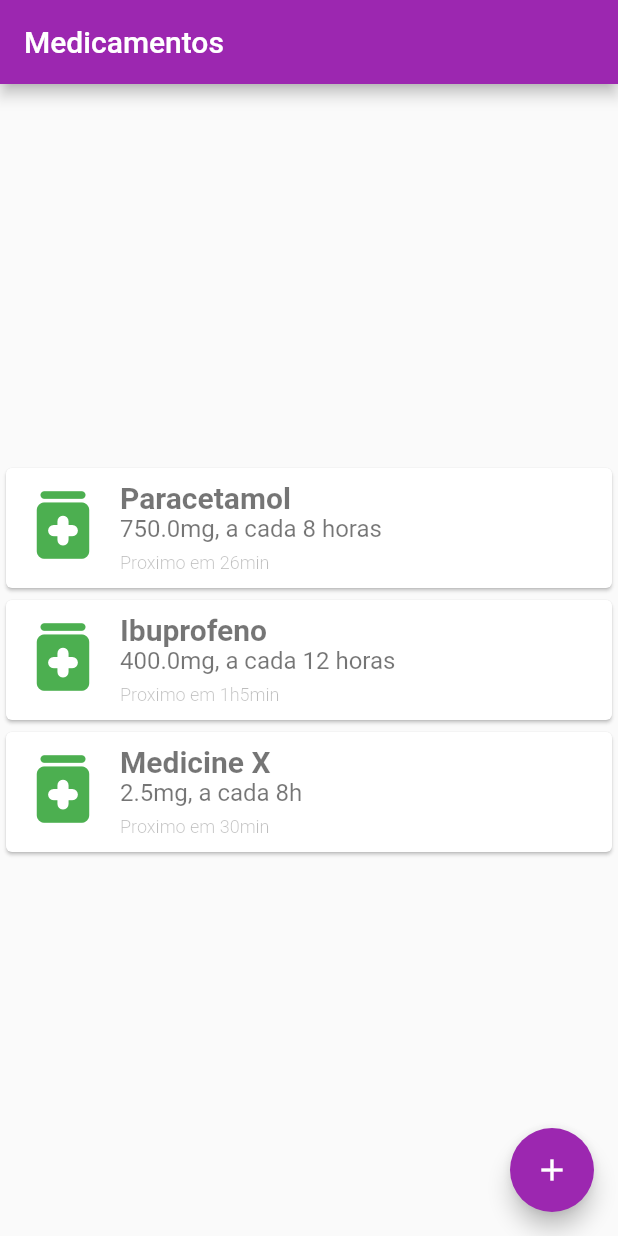
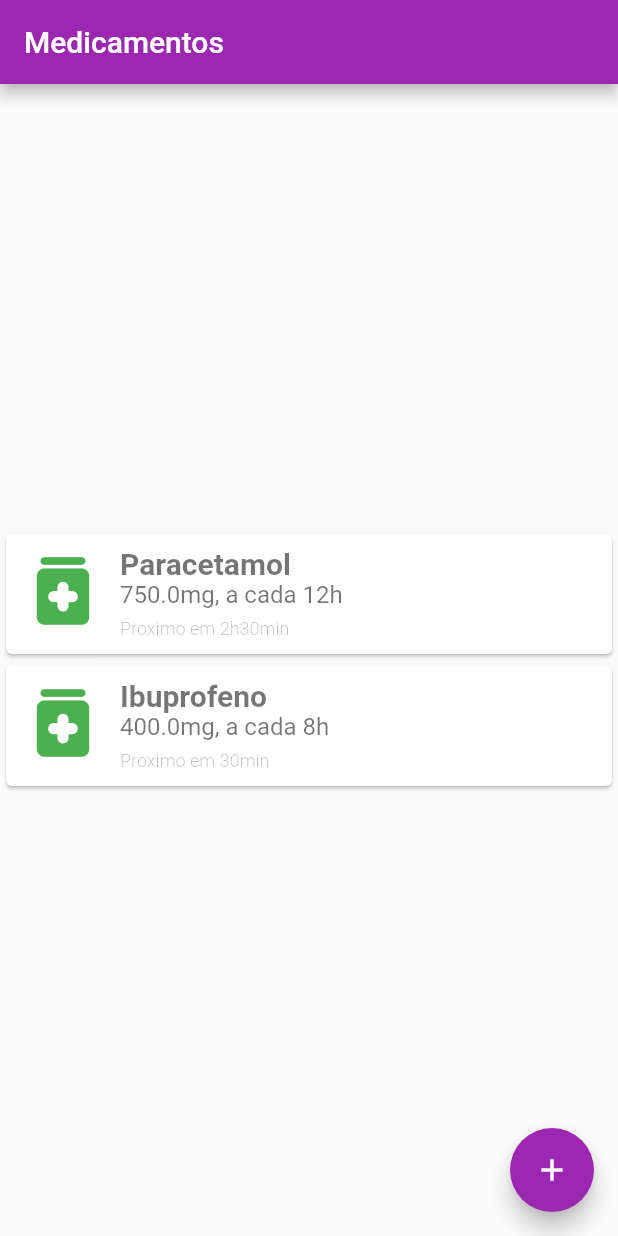
Before and after one commit to alissone/medication_manager, a Flutter app: the screen it shows after launch, on a phone screen of 412 x 824 dp. Run offline on Flutter 3.47's test engine with Material 2 defaults, Android fonts, the phone set to English and light mode, and no system bars.

Commit message:
Added examples of MedicationCard with Medication object, still missing color arg

```diff
--- a/lib/main.dart
+++ b/lib/main.dart
@@ -190,13 +190,6 @@ class _MyHomePageState extends State<MyHomePage> {
   Widget build(BuildContext context) {
     var cardIcon = Icons.medication_rounded;
 
-    Medication example = Medication(
-      name: 'Medicine X',
-      startTime: TimeOfDay(hour: 8, minute: 0),
-      repeatDelay: TimeOfDay(hour: 0, minute: 30),
-      color: MedicationColor.verde,
-      dosage: Dosage(2.5, 'mg'),
-    );
 
     return Scaffold(
       appBar: AppBar(
@@ -207,21 +200,22 @@ class _MyHomePageState extends State<MyHomePage> {
         shrinkWrap: true,
         // Ensures the ListView takes only the necessary space
         children: <Widget>[
-          ListCard(
-            cardIcon: cardIcon,
-            medicationTitle: "Paracetamol",
-            medicationDose: Dosage(750, 'mg'),
-            medicationFrequency: 'a cada 8 horas',
-            medicationNextDose: TimeOfDay(hour: 0, minute: 26),
-          ),
-          ListCard(
-            cardIcon: cardIcon,
-            medicationTitle: "Ibuprofeno",
-            medicationDose: Dosage(400, 'mg'),
-            medicationFrequency: 'a cada 12 horas',
-            medicationNextDose: TimeOfDay(hour: 1, minute: 5),
-          ),
-          MedicationCard(medication: example),
+          MedicationCard(
+              medication: Medication(
+                name: 'Paracetamol',
+                startTime: TimeOfDay(hour: 12, minute: 0),
+                repeatDelay: TimeOfDay(hour: 2, minute: 30),
+                color: MedicationColor.vermelho,
+                dosage: Dosage(750, 'mg'),
+              )),
+          MedicationCard(
+            medication: Medication(
+            name: 'Ibuprofeno',
+            startTime: TimeOfDay(hour: 8, minute: 0),
+            repeatDelay: TimeOfDay(hour: 0, minute: 30),
+            color: MedicationColor.verde,
+            dosage: Dosage(400, 'mg'),
+          )),
         ],
       )),
       floatingActionButton: FloatingActionButton(
```
